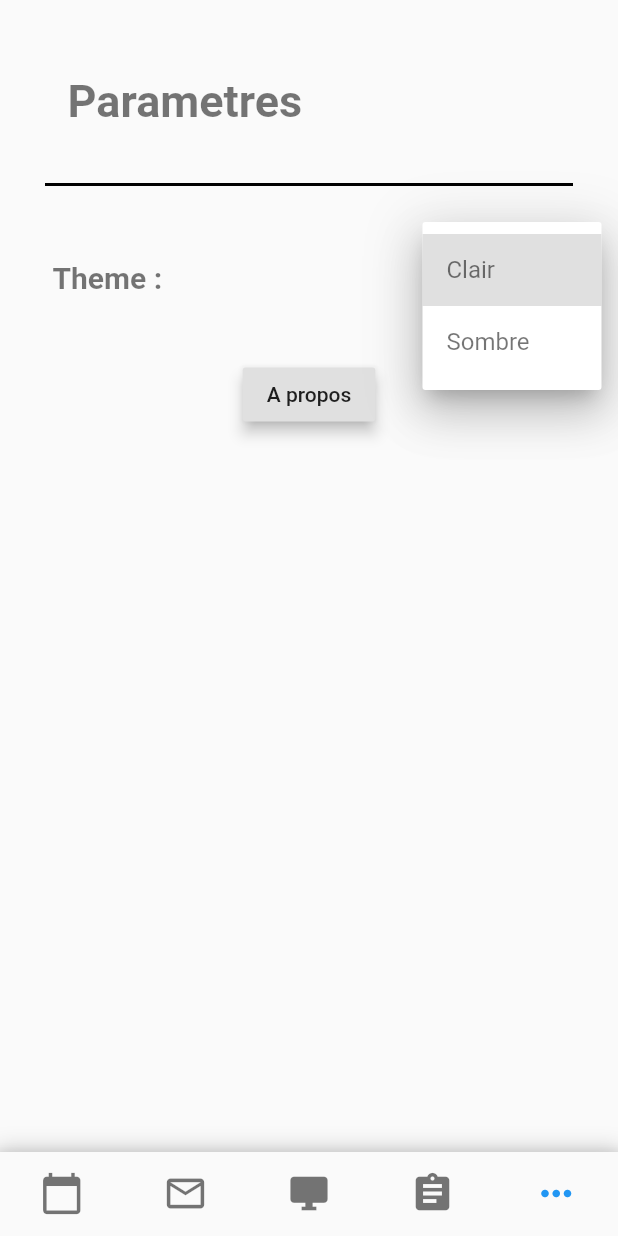
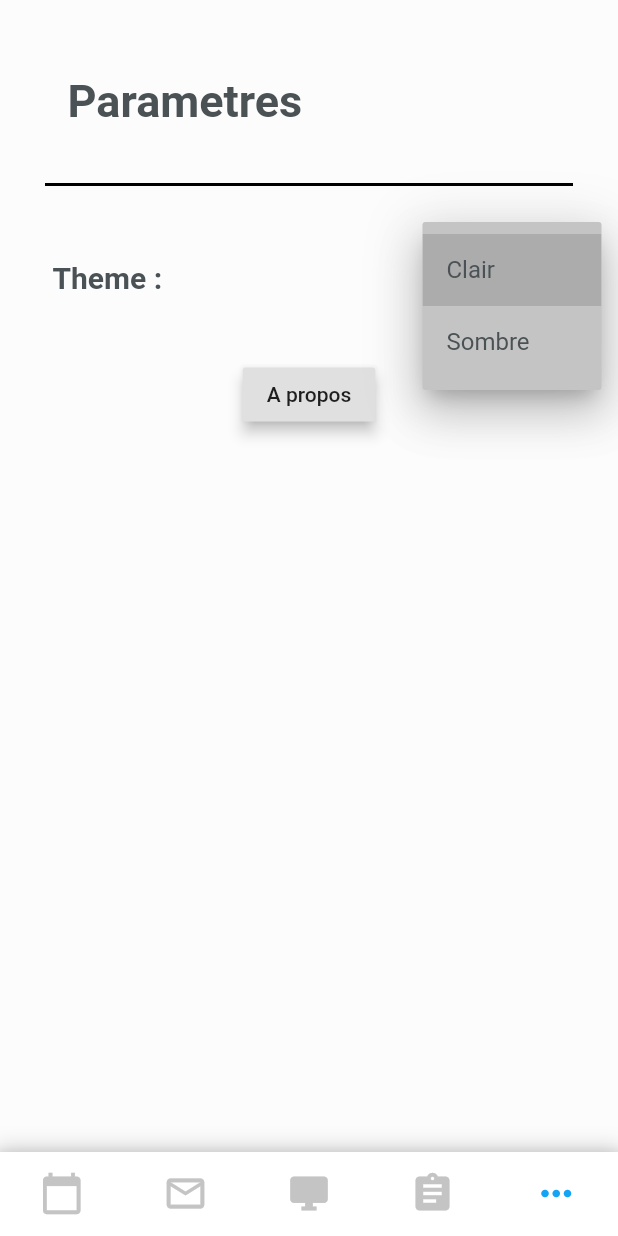
Before and after one commit to Clement-Hellot/EDT-Unicaen, a Flutter app: the screen it shows after launch, item 5 of the bottom bar chosen, after a tap on "Clair", on a phone screen of 412 x 824 dp. Run offline on Flutter 3.47's test engine with Material 2 defaults, Android fonts, the phone set to English and light mode, and no system bars; our stand-ins replace convert, dynamic_theme, flutter_html, package_info, shared_preferences, theme_provider; missing offline and left inert: imap_client, mailer; network calls fail; statements that could not run were skipped.

Commit message:
plus qu'à utiliser les bonnes couleurs partout maintenant

```diff
--- a/proto1/lib/main.dart
+++ b/proto1/lib/main.dart
@@ -35,8 +35,12 @@ class MyApp extends StatelessWidget {
         }
       },
       themes: <AppTheme>[
-        AppTheme.dark(id: 'dark'),
-        AppTheme.light(id: 'light'),
+        AppTheme(id: 'light',
+            data: ThemeApp().tClair,
+            description: "Un thème clair"),
+        AppTheme(id: 'dark',
+            data: ThemeApp().tSombre,
+            description: "Un thème sombre"),
       ],
       child: ThemeConsumer(
         child: Builder(
@@ -105,6 +109,7 @@ class _PagePrincipaleState extends State<PagePrincipale> {
 
   @override
   Widget build(BuildContext context) {
+
     return Scaffold(
       body: Center(
         child: PageView(
@@ -119,6 +124,7 @@ class _PagePrincipaleState extends State<PagePrincipale> {
       ),
       bottomNavigationBar: Container(
         decoration: BoxDecoration(
+          color: ThemeProvider.themeOf(context).data.bottomNavigationBarTheme.backgroundColor,
           boxShadow: [
             BoxShadow(
               color: Colors.black.withOpacity(0.2),
--- a/proto1/lib/pageOption/pageOptions.dart
+++ b/proto1/lib/pageOption/pageOptions.dart
@@ -13,6 +13,7 @@ class _PageOptionsState extends State<PageOptions> {
 
   @override
   Widget build(BuildContext context) {
+    print(ThemeProvider.controllerOf(context).theme.data.scaffoldBackgroundColor);
     return Scaffold(
       backgroundColor: ThemeProvider.controllerOf(context).theme.data.scaffoldBackgroundColor,
       body: Column(
--- a/proto1/lib/pageOption/theme.dart
+++ b/proto1/lib/pageOption/theme.dart
@@ -72,29 +72,29 @@ class ThemeApp extends ChangeNotifier{
     tClair = new ThemeData(
       textTheme: TextTheme( //C'est bon
         headline1: TextStyle(
-          color: Color(0x4A5255),
+          color: Color(0xFF4A5255),
         ),
         headline2: TextStyle(
-          color: Color(0x707070),
+          color: Color(0xFF707070),
         ),
         headline3: TextStyle(
-          color: Color(0x3D3D3D),
+          color: Color(0xFF3D3D3D),
         ),
         headline4: TextStyle(
-          color: Color(0x757575),
+          color: Color(0xFF757575),
         ),
       ),
-      scaffoldBackgroundColor: Color(0xFCFCFC), //Check
+      scaffoldBackgroundColor: Color(0xFFFCFCFC), //Check
       bottomNavigationBarTheme: BottomNavigationBarThemeData(
-        backgroundColor: Color(0xFFFFFF),
+        backgroundColor: Colors.white,
         selectedIconTheme: IconThemeData(
-            color: Color(0x14A4F5),
+            color: Color(0xFF14A4F5),
         ),
         unselectedIconTheme: IconThemeData(
-            color: Color(0xC4C4C4),
+            color: Color(0xFFC4C4C4),
         ),
       ),
-      cardColor: Color(0xC4C4C4),
+      cardColor: Color(0xFFC4C4C4),
 
       dialogTheme: DialogTheme(
         backgroundColor: Colors.white,
@@ -104,34 +104,37 @@ class ThemeApp extends ChangeNotifier{
       ),
     );
 
+
+
+
     tSombre = new ThemeData(
       textTheme: TextTheme( //C'est bon
         headline1: TextStyle(
-          color: Color(0xCBD6DA),
+          color: Color(0xFFCBD6DA),
         ),
         headline2: TextStyle(
-          color: Color(0x898989),
+          color: Color(0xFF898989),
         ),
         headline3: TextStyle(
-          color: Color(0x3D3D3D),
+          color: Color(0xFF3D3D3D),
         ),
         headline4: TextStyle(
-          color: Color(0x757575),
+          color: Color(0xFF757575),
         ),
       ),
-      scaffoldBackgroundColor: Color(0x2F3136), //Check
+      scaffoldBackgroundColor: Color(0xFF2F3136), //Check
 
       bottomNavigationBarTheme: BottomNavigationBarThemeData(
-        backgroundColor: Color(0x202225),
+        backgroundColor: Color(0xFF202225),
         selectedIconTheme: IconThemeData(
-          color: Color(0x3E6DE7),
+          color: Color(0xFF3E6DE7),
           //color: Color.fromRGBO(63, 109, 231, 1)
         ),
         unselectedIconTheme: IconThemeData(
             color: Color.fromRGBO(54, 57, 64, 1)
           ),
       ),
-      cardColor: Color(0x36393F),
+      cardColor: Color(0xFF36393F),
 
       dialogTheme: DialogTheme(
         backgroundColor: Color.fromRGBO(50, 50, 55, 1),
@@ -145,18 +148,18 @@ class ThemeApp extends ChangeNotifier{
   String changerTheme(BuildContext context) {
     //Applique le thème actuellement choisi
     switch (etatTheme) {
+      case EtatTheme.CLAIR:
+        ThemeProvider.controllerOf(context).nextTheme();
+        print(ThemeProvider.controllerOf(context).theme.id);
+        etatTheme = EtatTheme.SOMBRE;
+        return 'Clair';
+
       case EtatTheme.SOMBRE:
         ThemeProvider.controllerOf(context).nextTheme();
         print(ThemeProvider.controllerOf(context).theme.id);
+        print(ThemeProvider.controllerOf(context).allThemes.toString());
         etatTheme = EtatTheme.CLAIR;
         return 'Sombre';
-
-      case EtatTheme.CLAIR:
-        ThemeProvider.controllerOf(context).nextTheme();
-        print(ThemeProvider.controllerOf(context).theme.id);
-        print(ThemeProvider.controllerOf(context).allThemes.toString());
-        etatTheme = EtatTheme.SOMBRE;
-        return 'Clair';
     }
   }
 
```
